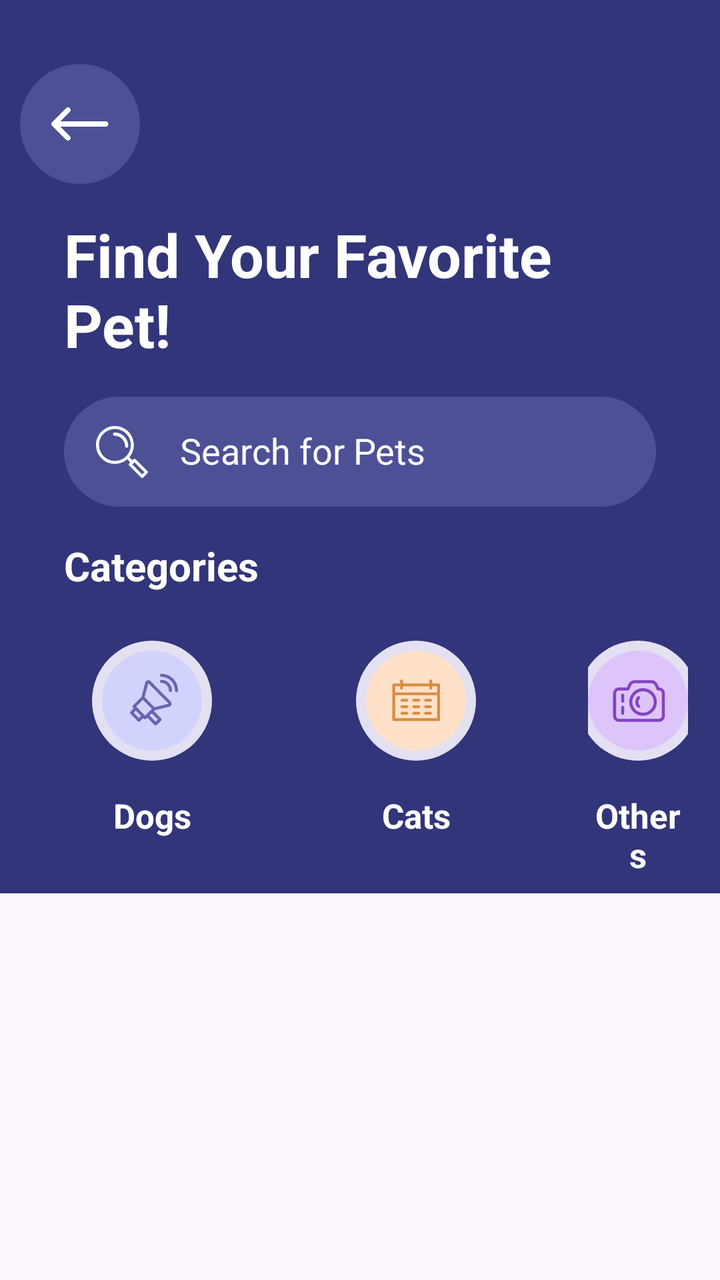
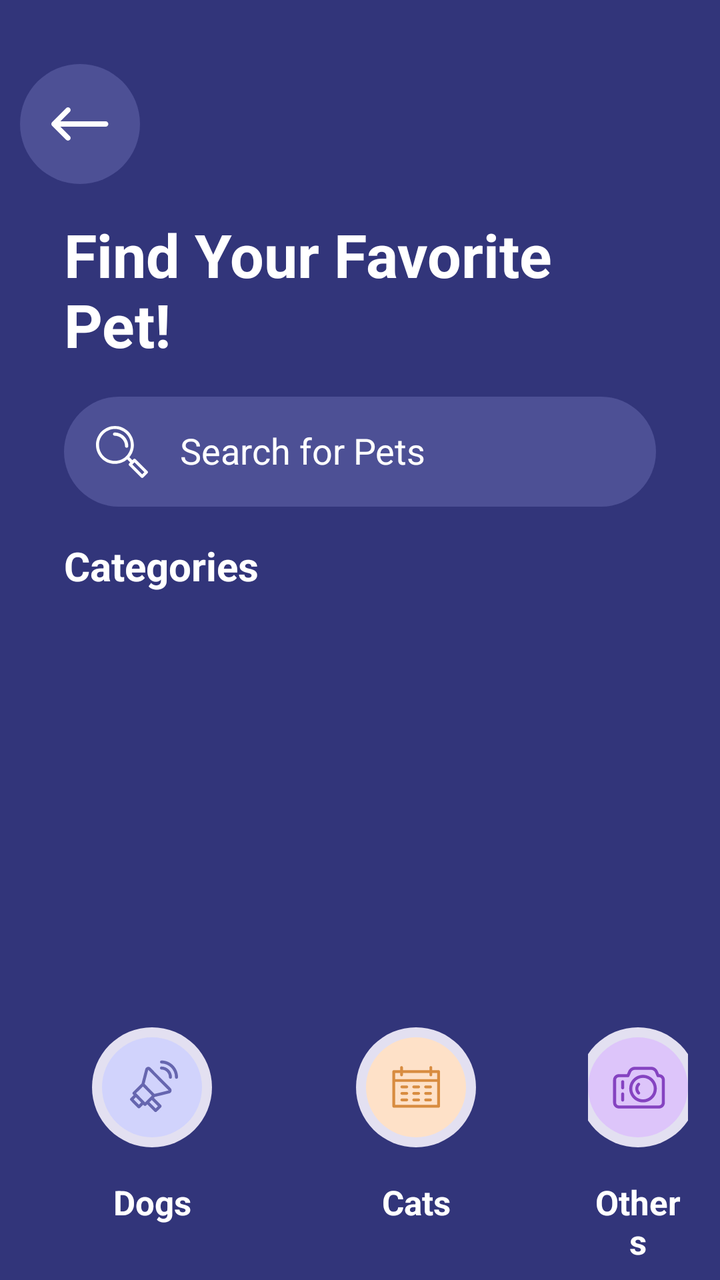

Before-and-after screenshots of an Android layout around one commit, followed by the original layout XML and the change that was made.
<!-- AndroidManifest.xml: application theme Theme.PurrfectMatchMobileApp -->
<!-- res/layout/activity_filter_pets.xml -->
<?xml version="1.0" encoding="utf-8"?>
<androidx.constraintlayout.widget.ConstraintLayout xmlns:android="http://schemas.android.com/apk/res/android"
    xmlns:app="http://schemas.android.com/apk/res-auto"
    xmlns:tools="http://schemas.android.com/tools"
    android:id="@+id/main"
    android:layout_width="match_parent"
    android:layout_height="match_parent"
    tools:context=".DashboardActivity">
    <ScrollView
        android:id="@+id/scrollView2"
        android:layout_width="match_parent"
        android:layout_height="match_parent"
        app:layout_constraintBottom_toBottomOf="parent"
        app:layout_constraintEnd_toEndOf="parent"
        app:layout_constraintStart_toStartOf="parent"
        app:layout_constraintTop_toTopOf="parent">

            <LinearLayout
                android:layout_width="match_parent"
                android:layout_height="match_parent"
                android:background="@color/dark_blue"
                android:orientation="vertical">

                <androidx.constraintlayout.widget.ConstraintLayout
                    android:id="@+id/backFilterPage"
                    android:layout_width="60dp"
                    android:layout_height="60dp"
                    android:layout_marginStart="10dp"
                    android:layout_marginTop="32dp"
                    android:background="@drawable/background_oval_1"
                    app:layout_constraintStart_toStartOf="parent"
                    app:layout_constraintTop_toTopOf="parent">

                    <ImageView
                        android:id="@+id/ivBackToHome"
                        android:layout_width="wrap_content"
                        android:layout_height="wrap_content"
                        app:layout_constraintBottom_toBottomOf="parent"
                        app:layout_constraintEnd_toEndOf="parent"
                        app:layout_constraintStart_toStartOf="parent"
                        app:layout_constraintTop_toTopOf="parent"
                        app:srcCompat="@drawable/back" />
                </androidx.constraintlayout.widget.ConstraintLayout>



                <TextView
                    android:id="@+id/textView41"
                    android:layout_width="match_parent"
                    android:layout_height="wrap_content"
                    android:layout_marginStart="32dp"
                    android:layout_marginTop="15dp"
                    android:text="@string/descriptionFilterPets"
                    android:textColor="@color/white"
                    android:textSize="30sp"
                    android:textStyle="bold" />

                <EditText
                    android:id="@+id/searchFilterPet"
                    android:layout_width="match_parent"
                    android:layout_height="55dp"
                    android:layout_marginStart="32dp"
                    android:layout_marginTop="16dp"
                    android:layout_marginEnd="32dp"
                    android:layout_marginBottom="16dp"
                    android:background="@drawable/edittext_background"
                    android:drawableStart="@drawable/search"
                    android:drawablePadding="16dp"
                    android:ems="10"
                    android:hint="@string/searchBarHintFilterPets"
                    android:inputType="text"
                    android:padding="16dp"
                    android:textColor="@color/white"
                    android:textColorHint="@color/white" />
                <TextView
                    android:id="@+id/textView5"
                    android:layout_width="wrap_content"
                    android:layout_height="wrap_content"
                    android:layout_marginStart="32dp"
                    android:layout_weight="1"
                    android:text="@string/categoriesFilterPets"
                    android:textColor="@color/white"
                    android:textSize="20sp"
                    android:textStyle="bold" />

                <LinearLayout
                    android:layout_width="wrap_content"
                    android:layout_height="wrap_content"
                    android:orientation="horizontal"
                    android:backgroundTint="@color/light_blue"
                    android:layout_marginStart="8dp"
                    android:layout_marginBottom="8dp"
                    android:layout_marginEnd="16dp"
                    android:layout_marginTop="8dp">


                    <LinearLayout
                        android:id="@+id/dogsFilterPage"
                        android:layout_width="match_parent"
                        android:layout_height="match_parent"
                        android:layout_marginStart="22dp"
                        android:orientation="vertical">

                        <androidx.constraintlayout.widget.ConstraintLayout
                            android:layout_width="60dp"
                            android:layout_height="60dp"
                            android:layout_gravity="center"
                            android:layout_margin="16dp"
                            android:background="@drawable/background_oval_2">

                            <ImageView
                                android:id="@+id/dogIconCategory"
                                android:layout_width="wrap_content"
                                android:layout_height="wrap_content"
                                app:layout_constraintBottom_toBottomOf="parent"
                                app:layout_constraintEnd_toEndOf="parent"
                                app:layout_constraintStart_toStartOf="parent"
                                app:layout_constraintTop_toTopOf="parent"
                                app:srcCompat="@drawable/btn_1" />
                        </androidx.constraintlayout.widget.ConstraintLayout>

                        <TextView
                            android:id="@+id/txtDogCategory"
                            android:layout_width="match_parent"
                            android:layout_height="wrap_content"
                            android:text="@string/dogsFilterPets"
                            android:textAlignment="center"
                            android:textColor="@color/white"
                            android:textSize="17sp"
                            android:textStyle="bold" />
                    </LinearLayout>

                    <LinearLayout
                        android:id="@+id/catsFilterPage"
                        android:layout_width="match_parent"
                        android:layout_height="match_parent"
                        android:layout_marginStart="40dp"
                        android:orientation="vertical">

                        <androidx.constraintlayout.widget.ConstraintLayout
                            android:layout_width="60dp"
                            android:layout_height="60dp"
                            android:layout_gravity="center"
                            android:layout_margin="16dp"
                            android:background="@drawable/background_oval_2">

                            <ImageView
                                android:id="@+id/catIconCategory"
                                android:layout_width="wrap_content"
                                android:layout_height="wrap_content"
                                app:layout_constraintBottom_toBottomOf="parent"
                                app:layout_constraintEnd_toEndOf="parent"
                                app:layout_constraintStart_toStartOf="parent"
                                app:layout_constraintTop_toTopOf="parent"
                                app:srcCompat="@drawable/btn_2" />
                        </androidx.constraintlayout.widget.ConstraintLayout>

                        <TextView
                            android:id="@+id/txtCatCategory"
                            android:layout_width="match_parent"
                            android:layout_height="wrap_content"
                            android:text="@string/catsFilterPets"
                            android:textAlignment="center"
                            android:textColor="@color/white"
                            android:textSize="17sp"
                            android:textStyle="bold" />
                    </LinearLayout>

                    <LinearLayout
                        android:id="@+id/othersFilterPage"
                        android:layout_width="match_parent"
                        android:layout_height="match_parent"
                        android:layout_marginStart="40dp"
                        android:orientation="vertical">

                        <androidx.constraintlayout.widget.ConstraintLayout
                            android:layout_width="60dp"
                            android:layout_height="60dp"
                            android:layout_gravity="center"
                            android:layout_margin="16dp"
                            android:background="@drawable/background_oval_2">

                            <ImageView
                                android:id="@+id/othersIconCategory"
                                android:layout_width="wrap_content"
                                android:layout_height="wrap_content"
                                app:layout_constraintBottom_toBottomOf="parent"
                                app:layout_constraintEnd_toEndOf="parent"
                                app:layout_constraintStart_toStartOf="parent"
                                app:layout_constraintTop_toTopOf="parent"
                                app:srcCompat="@drawable/btn_3" />
                        </androidx.constraintlayout.widget.ConstraintLayout>

                        <TextView
                            android:id="@+id/txtOthersCategory"
                            android:layout_width="match_parent"
                            android:layout_height="wrap_content"
                            android:text="@string/othersFilterPets"
                            android:textAlignment="center"
                            android:textColor="@color/white"
                            android:textSize="17sp"
                            android:textStyle="bold" />
                    </LinearLayout>

                </LinearLayout>

            </LinearLayout>
    </ScrollView>
</androidx.constraintlayout.widget.ConstraintLayout>
<!-- resources referenced by this layout -->
<resources>
  <color name="dark_blue">#32357a</color>
  <color name="light_blue">#f2f1f6</color>
  <color name="white">#FFFFFFFF</color>
  <!-- drawable back: png bitmap (drawable-hdpi, 360 bytes) -->
  <!-- drawable background_oval_1 (drawable) -->
  <?xml version="1.0" encoding="utf-8"?>
  <selector xmlns:android="http://schemas.android.com/apk/res/android">
  <item>
      <shape android:shape="oval">
          <solid android:color="#4D5095"/>
      </shape>
  </item>
  </selector>
  <!-- drawable background_oval_2 (drawable) -->
  <?xml version="1.0" encoding="utf-8"?>
  <selector xmlns:android="http://schemas.android.com/apk/res/android">
  <item>
      <shape android:shape="oval">
          <solid android:color="#E3E0F1"/>
      </shape>
  </item>
  </selector>
  <!-- drawable btn_1: png bitmap (drawable-hdpi, 2874 bytes) -->
  <!-- drawable btn_2: png bitmap (drawable-hdpi, 2283 bytes) -->
  <!-- drawable btn_3: png bitmap (drawable-hdpi, 2859 bytes) -->
  <!-- drawable edittext_background (drawable) -->
  <?xml version="1.0" encoding="utf-8"?>
  <selector xmlns:android="http://schemas.android.com/apk/res/android">
  <item>
      <shape>
          <solid android:color="#4D5095"/>
          <corners android:radius="50dp"/>
      </shape>
  </item>
  </selector>
  <!-- drawable search: png bitmap (drawable-hdpi, 957 bytes) -->
  <string name="categoriesFilterPets">Categories</string>
  <string name="catsFilterPets">Cats</string>
  <string name="descriptionFilterPets">Find Your Favorite\nPet!</string>
  <string name="dogsFilterPets">Dogs</string>
  <string name="othersFilterPets">Others</string>
  <string name="searchBarHintFilterPets">Search for Pets</string>
  <style name="Theme.PurrfectMatchMobileApp" parent="Base.Theme.PurrfectMatchMobileApp" />
  <style name="Base.Theme.PurrfectMatchMobileApp" parent="Theme.Material3.DayNight.NoActionBar">
          
          
      </style>
</resources>

<!-- the commit's change to res/layout/activity_filter_pets.xml (unified diff, before → after) -->
@@ -4,206 +4,217 @@
     xmlns:tools="http://schemas.android.com/tools"
     android:id="@+id/main"
     android:layout_width="match_parent"
-    android:layout_height="match_parent"
+    android:layout_height="wrap_content"
     tools:context=".DashboardActivity">
-    <ScrollView
-        android:id="@+id/scrollView2"
+
+    <LinearLayout
+        android:id="@+id/linearLayout2"
         android:layout_width="match_parent"
         android:layout_height="match_parent"
-        app:layout_constraintBottom_toBottomOf="parent"
-        app:layout_constraintEnd_toEndOf="parent"
+        android:background="@color/dark_blue"
+        android:orientation="vertical"
         app:layout_constraintStart_toStartOf="parent"
         app:layout_constraintTop_toTopOf="parent">
 
+        <androidx.constraintlayout.widget.ConstraintLayout
+            android:id="@+id/backFilterPage"
+            android:layout_width="60dp"
+            android:layout_height="60dp"
+            android:layout_marginStart="10dp"
+            android:layout_marginTop="32dp"
+            android:background="@drawable/background_oval_1"
+            app:layout_constraintStart_toStartOf="parent"
+            app:layout_constraintTop_toTopOf="parent">
+
+            <ImageView
+                android:id="@+id/ivBackToHome"
+                android:layout_width="wrap_content"
+                android:layout_height="wrap_content"
+                app:layout_constraintBottom_toBottomOf="parent"
+                app:layout_constraintEnd_toEndOf="parent"
+                app:layout_constraintStart_toStartOf="parent"
+                app:layout_constraintTop_toTopOf="parent"
+                app:srcCompat="@drawable/back" />
+        </androidx.constraintlayout.widget.ConstraintLayout>
+
+
+        <TextView
+            android:id="@+id/textView41"
+            android:layout_width="match_parent"
+            android:layout_height="wrap_content"
+            android:layout_marginStart="32dp"
+            android:layout_marginTop="15dp"
+            android:text="@string/descriptionFilterPets"
+            android:textColor="@color/white"
+            android:textSize="30sp"
+            android:textStyle="bold" />
+
+        <EditText
+            android:id="@+id/searchFilterPet"
+            android:layout_width="match_parent"
+            android:layout_height="55dp"
+            android:layout_marginStart="32dp"
+            android:layout_marginTop="16dp"
+            android:layout_marginEnd="32dp"
+            android:layout_marginBottom="16dp"
+            android:background="@drawable/edittext_background"
+            android:drawableStart="@drawable/search"
+            android:drawablePadding="16dp"
+            android:ems="10"
+            android:hint="@string/searchBarHintFilterPets"
+            android:inputType="text"
+            android:padding="16dp"
+            android:textColor="@color/white"
+            android:textColorHint="@color/white" />
+
+        <TextView
+            android:id="@+id/textView5"
+            android:layout_width="wrap_content"
+            android:layout_height="wrap_content"
+            android:layout_marginStart="32dp"
+            android:layout_weight="1"
+            android:text="@string/categoriesFilterPets"
+            android:textColor="@color/white"
+            android:textSize="20sp"
+            android:textStyle="bold" />
+
+        <LinearLayout
+            android:layout_width="wrap_content"
+            android:layout_height="wrap_content"
+            android:layout_marginStart="8dp"
+            android:layout_marginTop="8dp"
+            android:layout_marginEnd="16dp"
+            android:layout_marginBottom="8dp"
+            android:backgroundTint="@color/light_blue"
+            android:orientation="horizontal">
+
+
             <LinearLayout
+                android:id="@+id/dogsFilterPage"
                 android:layout_width="match_parent"
                 android:layout_height="match_parent"
-                android:background="@color/dark_blue"
+                android:layout_marginStart="22dp"
                 android:orientation="vertical">
 
                 <androidx.constraintlayout.widget.ConstraintLayout
-                    android:id="@+id/backFilterPage"
                     android:layout_width="60dp"
                     android:layout_height="60dp"
-                    android:layout_marginStart="10dp"
-                    android:layout_marginTop="32dp"
-                    android:background="@drawable/background_oval_1"
-                    app:layout_constraintStart_toStartOf="parent"
-                    app:layout_constraintTop_toTopOf="parent">
+                    android:layout_gravity="center"
+                    android:layout_margin="16dp"
+                    android:background="@drawable/background_oval_2">
 
                     <ImageView
-                        android:id="@+id/ivBackToHome"
+                        android:id="@+id/dogIconCategory"
                         android:layout_width="wrap_content"
                         android:layout_height="wrap_content"
                         app:layout_constraintBottom_toBottomOf="parent"
                         app:layout_constraintEnd_toEndOf="parent"
                         app:layout_constraintStart_toStartOf="parent"
                         app:layout_constraintTop_toTopOf="parent"
-                        app:srcCompat="@drawable/back" />
+                        app:srcCompat="@drawable/btn_1" />
                 </androidx.constraintlayout.widget.ConstraintLayout>
 
-
-
                 <TextView
-                    android:id="@+id/textView41"
+                    android:id="@+id/txtDogCategory"
                     android:layout_width="match_parent"
                     android:layout_height="wrap_content"
-                    android:layout_marginStart="32dp"
-                    android:layout_marginTop="15dp"
-                    android:text="@string/descriptionFilterPets"
+                    android:text="@string/dogsFilterPets"
+                    android:textAlignment="center"
                     android:textColor="@color/white"
-                    android:textSize="30sp"
+                    android:textSize="17sp"
                     android:textStyle="bold" />
-
-                <EditText
-                    android:id="@+id/searchFilterPet"
+            </LinearLayout>
+
+            <LinearLayout
+                android:id="@+id/catsFilterPage"
+                android:layout_width="match_parent"
+                android:layout_height="match_parent"
+                android:layout_marginStart="40dp"
+                android:orientation="vertical">
+
+                <androidx.constraintlayout.widget.ConstraintLayout
+                    android:layout_width="60dp"
+                    android:layout_height="60dp"
+                    android:layout_gravity="center"
+                    android:layout_margin="16dp"
+                    android:background="@drawable/background_oval_2">
+
+                    <ImageView
+                        android:id="@+id/catIconCategory"
+                        android:layout_width="wrap_content"
+                        android:layout_height="wrap_content"
+                        app:layout_constraintBottom_toBottomOf="parent"
+                        app:layout_constraintEnd_toEndOf="parent"
+                        app:layout_constraintStart_toStartOf="parent"
+                        app:layout_constraintTop_toTopOf="parent"
+                        app:srcCompat="@drawable/btn_2" />
+                </androidx.constraintlayout.widget.ConstraintLayout>
+
+                <TextView
+                    android:id="@+id/txtCatCategory"
                     android:layout_width="match_parent"
-                    android:layout_height="55dp"
-                    android:layout_marginStart="32dp"
-                    android:layout_marginTop="16dp"
-                    android:layout_marginEnd="32dp"
-                    android:layout_marginBottom="16dp"
-                    android:background="@drawable/edittext_background"
-                    android:drawableStart="@drawable/search"
-                    android:drawablePadding="16dp"
-                    android:ems="10"
-                    android:hint="@string/searchBarHintFilterPets"
-                    android:inputType="text"
-                    android:padding="16dp"
+                    android:layout_height="wrap_content"
+                    android:text="@string/catsFilterPets"
+                    android:textAlignment="center"
                     android:textColor="@color/white"
-                    android:textColorHint="@color/white" />
+                    android:textSize="17sp"
+                    android:textStyle="bold" />
+            </LinearLayout>
+
+            <LinearLayout
+                android:id="@+id/othersFilterPage"
+                android:layout_width="match_parent"
+                android:layout_height="match_parent"
+                android:layout_marginStart="40dp"
+                android:orientation="vertical">
+
+                <androidx.constraintlayout.widget.ConstraintLayout
+                    android:layout_width="60dp"
+                    android:layout_height="60dp"
+                    android:layout_gravity="center"
+                    android:layout_margin="16dp"
+                    android:background="@drawable/background_oval_2">
+
+                    <ImageView
+                        android:id="@+id/othersIconCategory"
+                        android:layout_width="wrap_content"
+                        android:layout_height="wrap_content"
+                        app:layout_constraintBottom_toBottomOf="parent"
+                        app:layout_constraintEnd_toEndOf="parent"
+                        app:layout_constraintStart_toStartOf="parent"
+                        app:layout_constraintTop_toTopOf="parent"
+                        app:srcCompat="@drawable/btn_3" />
+                </androidx.constraintlayout.widget.ConstraintLayout>
+
                 <TextView
-                    android:id="@+id/textView5"
-                    android:layout_width="wrap_content"
+                    android:id="@+id/txtOthersCategory"
+                    android:layout_width="match_parent"
                     android:layout_height="wrap_content"
-                    android:layout_marginStart="32dp"
-                    android:layout_weight="1"
-                    android:text="@string/categoriesFilterPets"
+                    android:text="@string/othersFilterPets"
+                    android:textAlignment="center"
                     android:textColor="@color/white"
-                    android:textSize="20sp"
+                    android:textSize="17sp"
                     android:textStyle="bold" />
-
-                <LinearLayout
-                    android:layout_width="wrap_content"
-                    android:layout_height="wrap_content"
-                    android:orientation="horizontal"
-                    android:backgroundTint="@color/light_blue"
-                    android:layout_marginStart="8dp"
-                    android:layout_marginBottom="8dp"
-                    android:layout_marginEnd="16dp"
-                    android:layout_marginTop="8dp">
-
-
-                    <LinearLayout
-                        android:id="@+id/dogsFilterPage"
-                        android:layout_width="match_parent"
-                        android:layout_height="match_parent"
-                        android:layout_marginStart="22dp"
-                        android:orientation="vertical">
-
-                        <androidx.constraintlayout.widget.ConstraintLayout
-                            android:layout_width="60dp"
-                            android:layout_height="60dp"
-                            android:layout_gravity="center"
-                            android:layout_margin="16dp"
-                            android:background="@drawable/background_oval_2">
-
-                            <ImageView
-                                android:id="@+id/dogIconCategory"
-                                android:layout_width="wrap_content"
-                                android:layout_height="wrap_content"
-                                app:layout_constraintBottom_toBottomOf="parent"
-                                app:layout_constraintEnd_toEndOf="parent"
-                                app:layout_constraintStart_toStartOf="parent"
-                                app:layout_constraintTop_toTopOf="parent"
-                                app:srcCompat="@drawable/btn_1" />
-                        </androidx.constraintlayout.widget.ConstraintLayout>
-
-                        <TextView
-                            android:id="@+id/txtDogCategory"
-                            android:layout_width="match_parent"
-                            android:layout_height="wrap_content"
-                            android:text="@string/dogsFilterPets"
-                            android:textAlignment="center"
-                            android:textColor="@color/white"
-                            android:textSize="17sp"
-                            android:textStyle="bold" />
-                    </LinearLayout>
-
-                    <LinearLayout
-                        android:id="@+id/catsFilterPage"
-                        android:layout_width="match_parent"
-                        android:layout_height="match_parent"
-                        android:layout_marginStart="40dp"
-                        android:orientation="vertical">
-
-                        <androidx.constraintlayout.widget.ConstraintLayout
-                            android:layout_width="60dp"
-                            android:layout_height="60dp"
-                            android:layout_gravity="center"
-                            android:layout_margin="16dp"
-                            android:background="@drawable/background_oval_2">
-
-                            <ImageView
-                                android:id="@+id/catIconCategory"
-                                android:layout_width="wrap_content"
-                                android:layout_height="wrap_content"
-                                app:layout_constraintBottom_toBottomOf="parent"
-                                app:layout_constraintEnd_toEndOf="parent"
-                                app:layout_constraintStart_toStartOf="parent"
-                                app:layout_constraintTop_toTopOf="parent"
-                                app:srcCompat="@drawable/btn_2" />
-                        </androidx.constraintlayout.widget.ConstraintLayout>
-
-                        <TextView
-                            android:id="@+id/txtCatCategory"
-                            android:layout_width="match_parent"
-                            android:layout_height="wrap_content"
-                            android:text="@string/catsFilterPets"
-                            android:textAlignment="center"
-                            android:textColor="@color/white"
-                            android:textSize="17sp"
-                            android:textStyle="bold" />
-                    </LinearLayout>
-
-                    <LinearLayout
-                        android:id="@+id/othersFilterPage"
-                        android:layout_width="match_parent"
-                        android:layout_height="match_parent"
-                        android:layout_marginStart="40dp"
-                        android:orientation="vertical">
-
-                        <androidx.constraintlayout.widget.ConstraintLayout
-                            android:layout_width="60dp"
-                            android:layout_height="60dp"
-                            android:layout_gravity="center"
-                            android:layout_margin="16dp"
-                            android:background="@drawable/background_oval_2">
-
-                            <ImageView
-                                android:id="@+id/othersIconCategory"
-                                android:layout_width="wrap_content"
-                                android:layout_height="wrap_content"
-                                app:layout_constraintBottom_toBottomOf="parent"
-                                app:layout_constraintEnd_toEndOf="parent"
-                                app:layout_constraintStart_toStartOf="parent"
-                                app:layout_constraintTop_toTopOf="parent"
-                                app:srcCompat="@drawable/btn_3" />
-                        </androidx.constraintlayout.widget.ConstraintLayout>
-
-                        <TextView
-                            android:id="@+id/txtOthersCategory"
-                            android:layout_width="match_parent"
-                            android:layout_height="wrap_content"
-                            android:text="@string/othersFilterPets"
-                            android:textAlignment="center"
-                            android:textColor="@color/white"
-                            android:textSize="17sp"
-                            android:textStyle="bold" />
-                    </LinearLayout>
-
-                </LinearLayout>
-
             </LinearLayout>
-    </ScrollView>
+
+        </LinearLayout>
+
+    </LinearLayout>
+
+    <LinearLayout
+        android:layout_width="413dp"
+        android:layout_height="294dp"
+        android:orientation="vertical"
+        app:layout_constraintEnd_toEndOf="parent"
+        app:layout_constraintStart_toStartOf="parent"
+        app:layout_constraintTop_toBottomOf="@+id/linearLayout2">
+
+        <androidx.recyclerview.widget.RecyclerView
+            android:id="@+id/recViewPets"
+            android:layout_width="match_parent"
+            android:layout_height="match_parent">
+
+        </androidx.recyclerview.widget.RecyclerView>
+    </LinearLayout>
+
 </androidx.constraintlayout.widget.ConstraintLayout>
